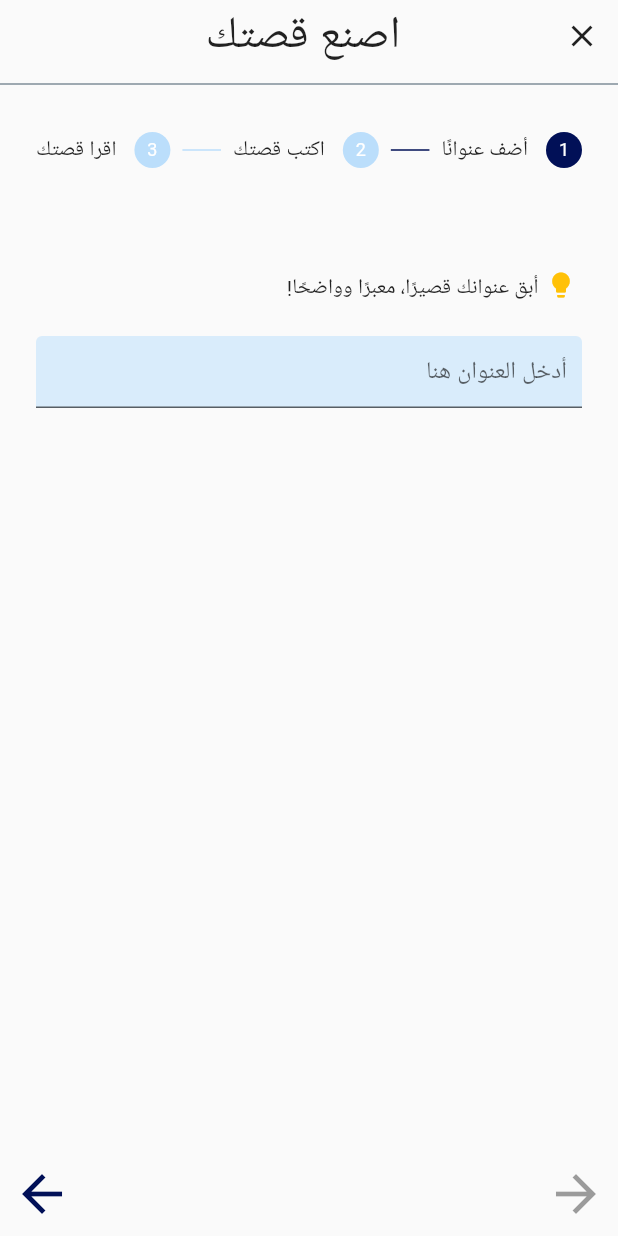
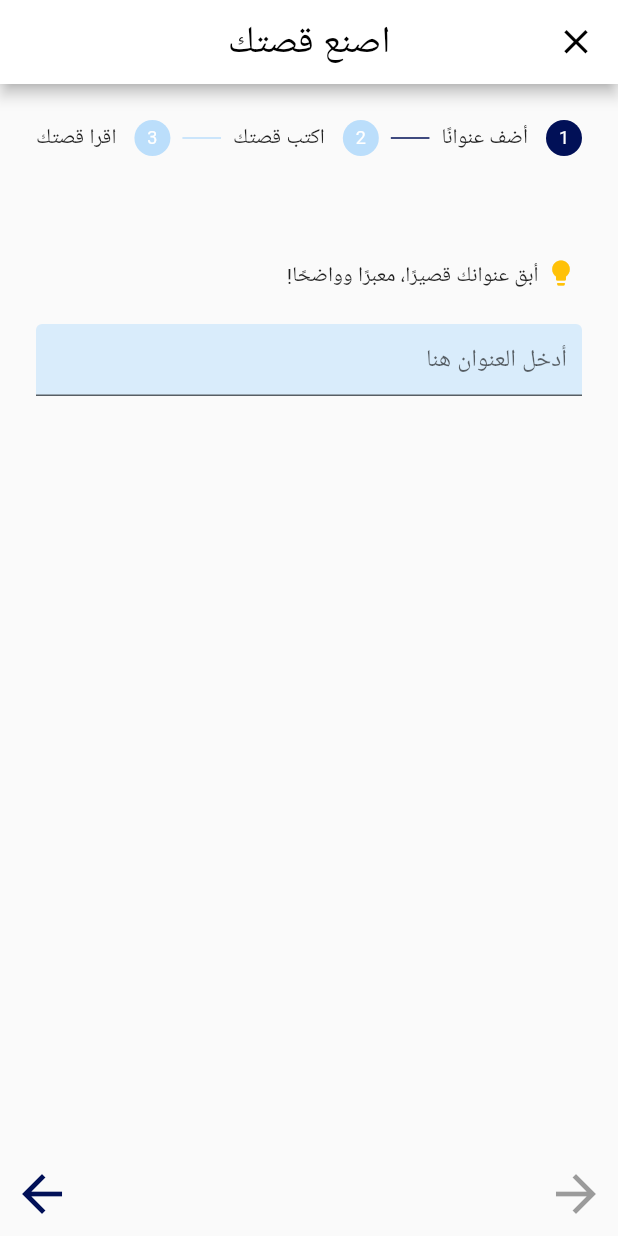
Before and after one commit to Lujain-M02/2023-GP1-6, a Flutter app: the MyStories screen opened directly, after a tap on the "add" icon, on a phone screen of 412 x 824 dp. Run offline on Flutter 3.47's test engine with Material 2 defaults, Android fonts, the phone set to English and light mode, and no system bars; our stand-ins replace animate_do, animated_text_kit, cloud_firestore, firebase_auth, firebase_core, font_awesome_flutter and 3 more; accounts and stored records are empty.

Commit message:
add AppBar

```diff
--- a/your_story/lib/pages/create_story_pages/create_story.dart
+++ b/your_story/lib/pages/create_story_pages/create_story.dart
@@ -66,24 +66,14 @@ class _CreateStory extends State<CreateStory> {
     return Directionality(
       textDirection: TextDirection.rtl,
       child: Scaffold(
-          //backgroundColor: const Color.fromARGB(255, 238, 245, 255),
-          body: Container(
-            // decoration: const BoxDecoration(
-            //     image: DecorationImage(
-            //         image: AssetImage('assets/background3.png'),
-            //         fit: BoxFit.cover)),
-            child: SafeArea(
-              child: Column(
-                children: <Widget>[
-                  Row(
-                    mainAxisAlignment: MainAxisAlignment.spaceBetween,
-                    children: [
-                      IconButton(
+          appBar: AppBar(
+            leading: IconButton(
+              color: Colors.black,
+              iconSize: 27,
               icon: const Icon(Icons.close),
               onPressed: () {
                 ConfirmationDialog.show(
                     context, "هل أنت متأكد؟ لن يتم حفظ انجازك", () {
-                            // Perform your action on confirmation (e.g., navigate to MainPage)
                   Navigator.push(
                     context,
                     MaterialPageRoute(
@@ -93,20 +83,25 @@ class _CreateStory extends State<CreateStory> {
                 });
               },
             ),
-                      const Text(
+            title: const Text(
               "اصنع قصتك",
-                        style: TextStyle(fontSize: 30),
+              style: TextStyle(
+                  fontSize: 25,
+                  color: Colors.black),
             ),
-                      const SizedBox(
-                        height: 1,
-                        width: 40,
+            centerTitle: true,
+            actions: const <Widget>[
+              SizedBox(
+                width:
+                    40,
               )
             ],
+            backgroundColor:
+                Colors.white,
           ),
-                  const Divider(
-                    thickness: 0.5,
-                    color: Color.fromARGB(255, 5, 34, 57),
-                  ),
+          body: SafeArea(
+            child: Column(
+              children: <Widget>[
                 Flexible(
                   child: Theme(
                     //this theme make the stepper background transparent
@@ -141,7 +136,6 @@ class _CreateStory extends State<CreateStory> {
                   ),
                 ),
               ],
-              ),
             ),
           ),
           //this bar is for the buttons to move between steps on press() is the action
--- a/your_story/lib/pages/my_stories_page.dart
+++ b/your_story/lib/pages/my_stories_page.dart
@@ -56,6 +56,17 @@ class _MyStories extends State<MyStories> {
       child: Directionality(
           textDirection: TextDirection.rtl,
           child:Scaffold(
+            appBar: AppBar(
+            title: const Text(
+              "قصصي",
+              style: TextStyle(
+                  fontSize: 25,
+                  color: Colors.black),
+            ),
+            centerTitle: true,
+            backgroundColor:
+                Colors.white,
+          ),
           floatingActionButton: FloatingActionButton(
             onPressed: () {
               // Navigate to the CreateStory page when the FAB is pressed
```
Lines whose indentation alone changed are shown as unchanged.
